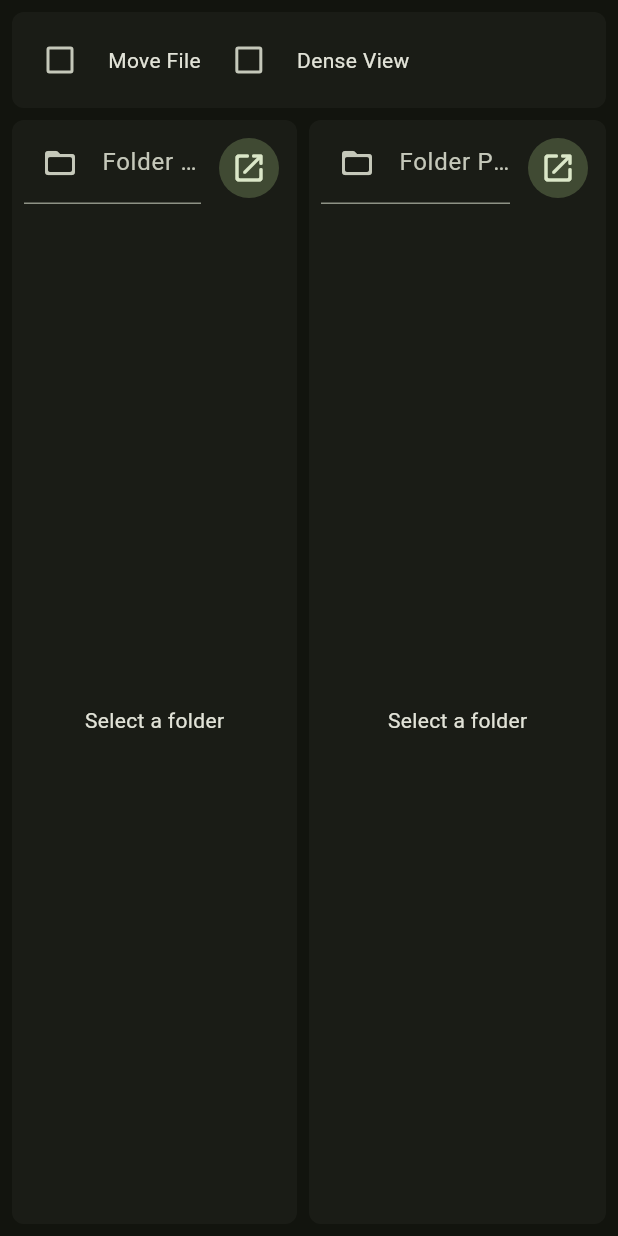
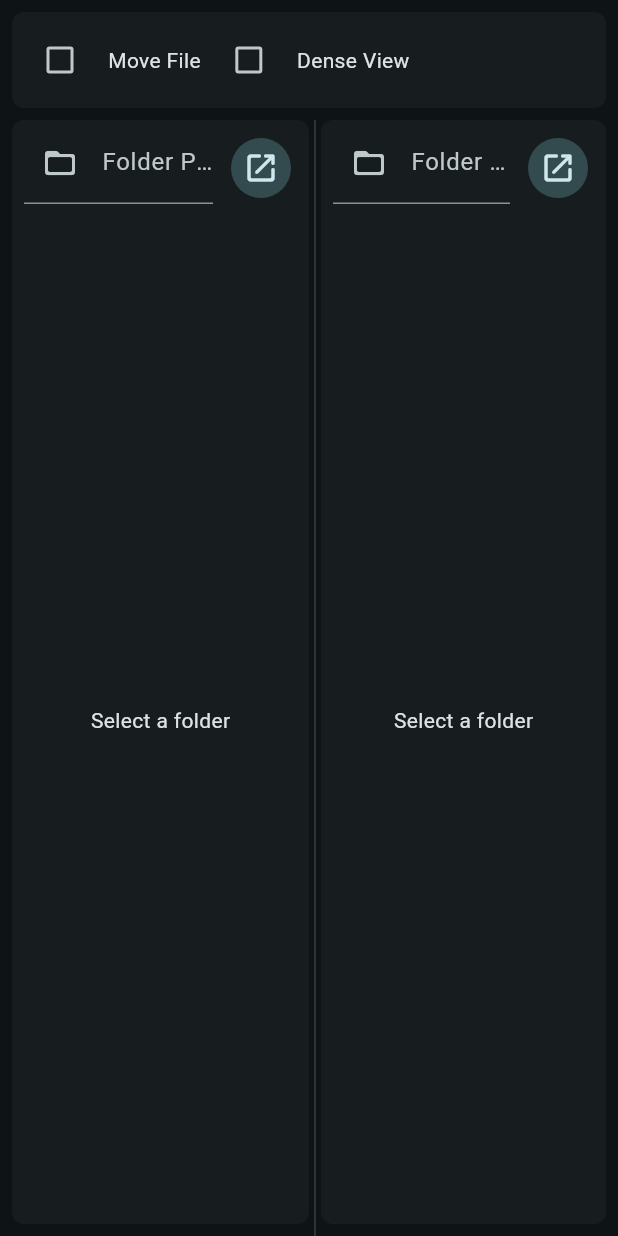
Before and after one commit to amakrsmks/MediaSorter, a Flutter app: the screen it shows after launch, on a phone screen of 412 x 824 dp. Run offline on Flutter 3.47's test engine with Material 3 defaults, Android fonts, the phone set to English and light mode, and no system bars; our stand-ins replace flutter_bloc; missing offline and left inert: file_selector.

Commit message:
Added panel resize feature

```diff
--- a/lib/main.dart
+++ b/lib/main.dart
@@ -15,7 +15,7 @@
       debugShowCheckedModeBanner: false,
       darkTheme: ThemeData(
         colorScheme: ColorScheme.fromSeed(
-          seedColor: Colors.lightGreen,
+          seedColor: Colors.grey,
           brightness: Brightness.dark,
         ),
         useMaterial3: true,
--- a/lib/panel/panel.dart
+++ b/lib/panel/panel.dart
@@ -11,7 +11,7 @@
 
   const Panel({super.key, required this.isLeft});
 
-  static const EdgeInsets _leftPadding = EdgeInsets.fromLTRB(8, 0, 8, 8);
+  static const EdgeInsets _leftPadding = EdgeInsets.fromLTRB(8, 0, 0, 8);
   static const EdgeInsets _rightPadding = EdgeInsets.fromLTRB(0, 0, 8, 8);
 
   @override
--- a/lib/root.dart
+++ b/lib/root.dart
@@ -2,8 +2,16 @@
 import 'package:media_sorter/panel/panel.dart';
 import 'package:media_sorter/components/toolbar.dart';
 
-class Root extends StatelessWidget {
+class Root extends StatefulWidget {
   const Root({super.key});
+
+  @override
+  State<Root> createState() => _RootState();
+}
+
+class _RootState extends State<Root> {
+  // initial flex for left panel
+  double leftFraction = 0.5;
 
   @override
   Widget build(BuildContext context) {
@@ -11,13 +19,48 @@
       backgroundColor: Theme.of(context).colorScheme.surface,
       body: Column(
         children: [
-          Toolbar(),
+          const Toolbar(),
           Expanded(
-            child: Row(
-              children: [
-                Expanded(child: Panel(isLeft: true)),
-                Expanded(child: Panel(isLeft: false)),
-              ],
+            child: LayoutBuilder(
+              builder: (context, constraints) {
+                final totalWidth = constraints.maxWidth;
+                final leftWidth = totalWidth * leftFraction;
+                final rightWidth = totalWidth - leftWidth - 8;
+
+                return Row(
+                  children: [
+                    SizedBox(
+                      width: leftWidth,
+                      child: const Panel(isLeft: true),
+                    ),
+                    MouseRegion(
+                      cursor: SystemMouseCursors.resizeColumn,
+                      child: GestureDetector(
+                        behavior: HitTestBehavior.translucent,
+                        onHorizontalDragUpdate: (details) {
+                          setState(() {
+                            leftFraction += details.delta.dx / totalWidth;
+                            leftFraction = leftFraction.clamp(0.2, 0.8);
+                          });
+                        },
+                        onDoubleTap: () {
+                          setState(() {
+                            leftFraction = 0.5;
+                          });
+                        },
+                        child: VerticalDivider(
+                          width: 8,
+                          color: Colors.grey.withOpacity(0.3),
+                        ),
+                      ),
+                    ),
+                    SizedBox(
+                      width: rightWidth,
+                      child: const Panel(isLeft: false),
+                    ),
+                  ],
+                );
+              },
             ),
           ),
         ],
```
